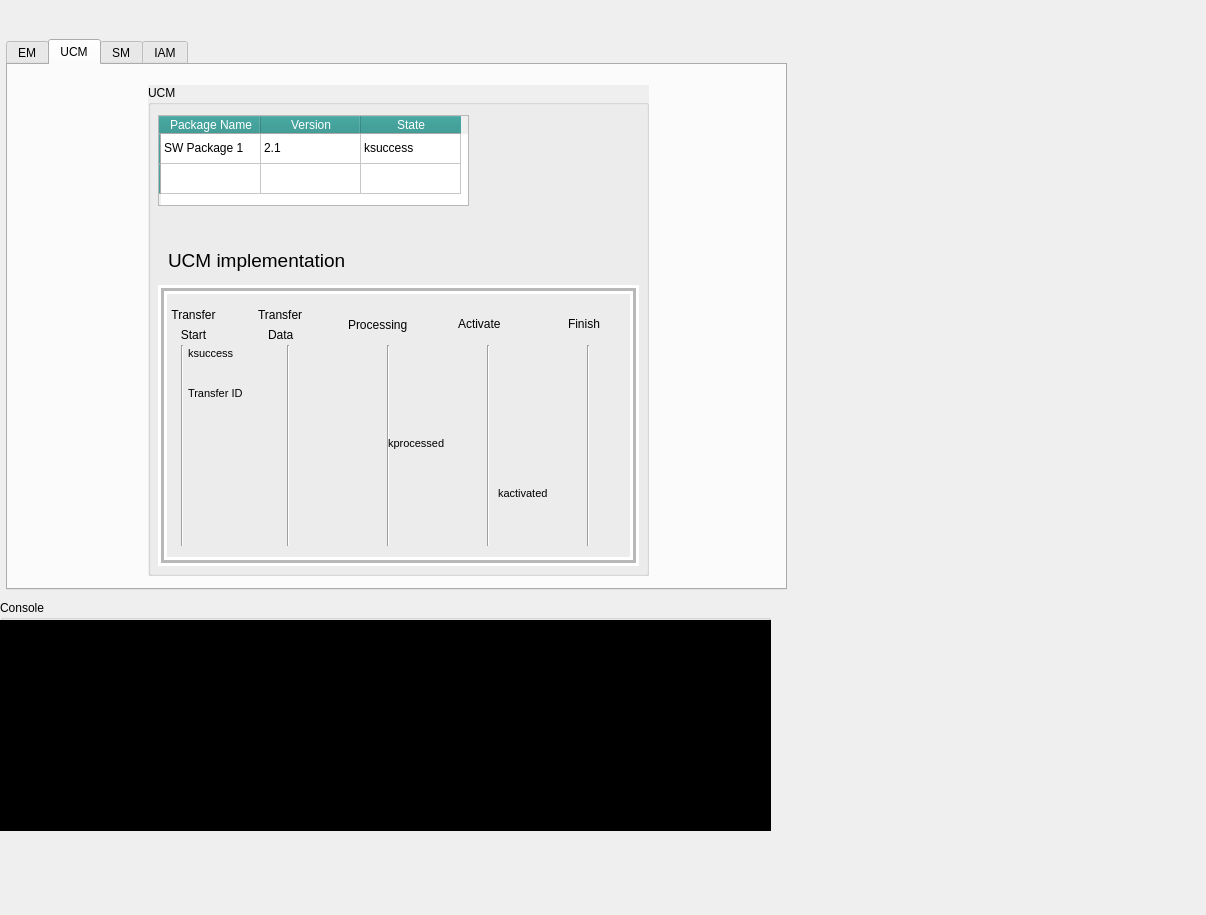
Old version of the form simulation/mainwindow.ui in the repository ShamsElgohary/OTA-Adaptive-AUTOSAR-Project.
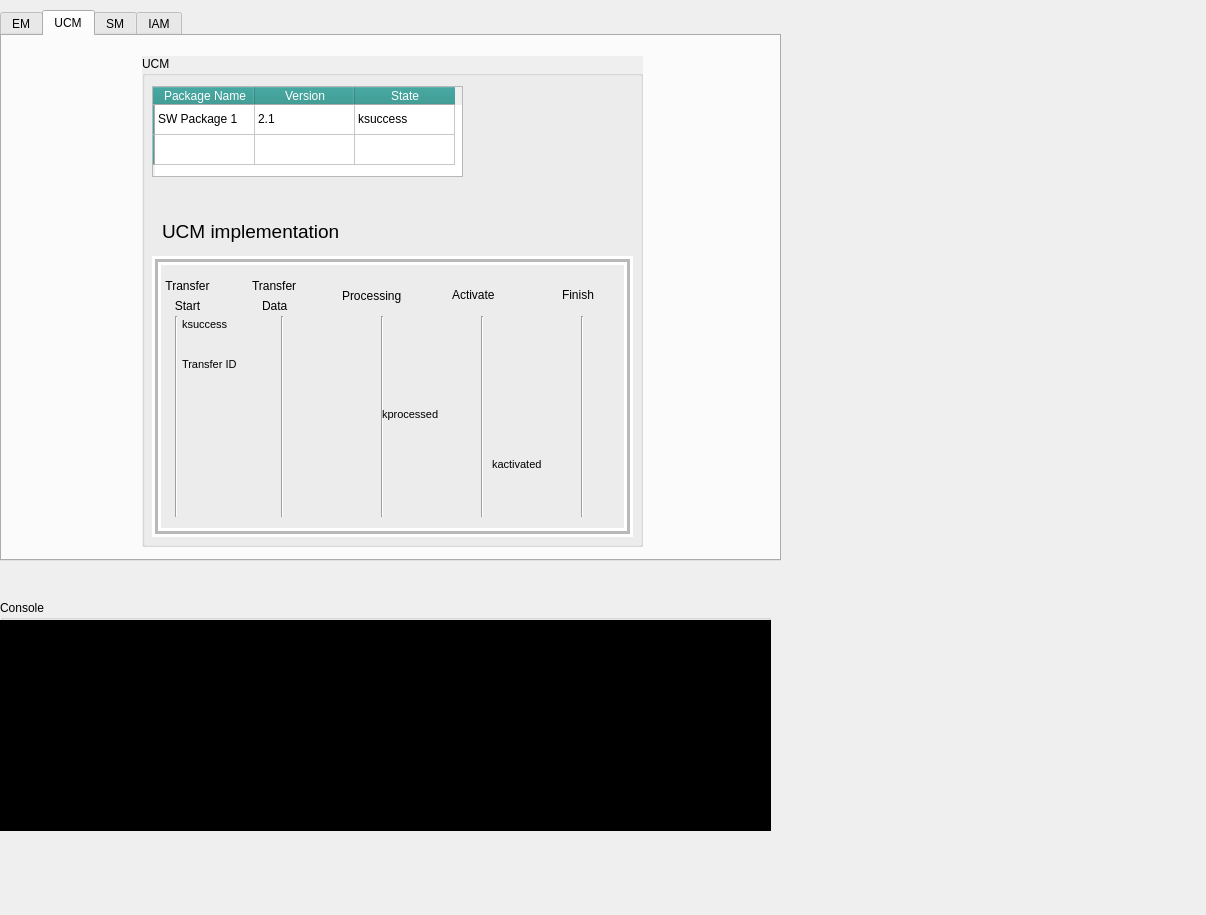
New version of the form. The open tabs and pages were chosen to show the change. Icons and pictures are not drawn.

Diff of the .ui file:
```diff
--- a/simulation/mainwindow.ui
+++ b/simulation/mainwindow.ui
@@ -16,8 +16,8 @@
   <widget class="QTabWidget" name="tabWidget">
    <property name="geometry">
     <rect>
-     <x>6</x>
-     <y>39</y>
+     <x>0</x>
+     <y>10</y>
      <width>781</width>
      <height>551</height>
     </rect>
@@ -434,15 +434,6 @@
            </color>
           </brush>
          </colorrole>
-         <colorrole role="Text">
-          <brush brushstyle="SolidPattern">
-           <color alpha="255">
-            <red>0</red>
-            <green>0</green>
-            <blue>0</blue>
-           </color>
-          </brush>
-         </colorrole>
          <colorrole role="ButtonText">
           <brush brushstyle="SolidPattern">
            <color alpha="255">
@@ -508,15 +499,6 @@
            </color>
           </brush>
          </colorrole>
-         <colorrole role="Text">
-          <brush brushstyle="SolidPattern">
-           <color alpha="255">
-            <red>0</red>
-            <green>0</green>
-            <blue>0</blue>
-           </color>
-          </brush>
-         </colorrole>
          <colorrole role="ButtonText">
           <brush brushstyle="SolidPattern">
            <color alpha="255">
@@ -582,15 +564,6 @@
            </color>
           </brush>
          </colorrole>
-         <colorrole role="Text">
-          <brush brushstyle="SolidPattern">
-           <color alpha="255">
-            <red>34</red>
-            <green>145</green>
-            <blue>139</blue>
-           </color>
-          </brush>
-         </colorrole>
          <colorrole role="ButtonText">
           <brush brushstyle="SolidPattern">
            <color alpha="255">
@@ -692,15 +665,6 @@
       <property name="palette">
        <palette>
         <active>
-         <colorrole role="Light">
-          <brush brushstyle="SolidPattern">
-           <color alpha="255">
-            <red>255</red>
-            <green>255</green>
-            <blue>255</blue>
-           </color>
-          </brush>
-         </colorrole>
          <colorrole role="Shadow">
           <brush brushstyle="SolidPattern">
            <color alpha="255">
@@ -721,15 +685,6 @@
          </colorrole>
         </active>
         <inactive>
-         <colorrole role="Light">
-          <brush brushstyle="SolidPattern">
-           <color alpha="255">
-            <red>255</red>
-            <green>255</green>
-            <blue>255</blue>
-           </color>
-          </brush>
-         </colorrole>
          <colorrole role="Shadow">
           <brush brushstyle="SolidPattern">
            <color alpha="255">
@@ -750,15 +705,6 @@
          </colorrole>
         </inactive>
         <disabled>
-         <colorrole role="Light">
-          <brush brushstyle="SolidPattern">
-           <color alpha="255">
-            <red>255</red>
-            <green>255</green>
-            <blue>255</blue>
-           </color>
-          </brush>
-         </colorrole>
          <colorrole role="Shadow">
           <brush brushstyle="SolidPattern">
            <color alpha="255">
@@ -805,39 +751,9 @@
       </property>
       <property name="palette">
        <palette>
-        <active>
-         <colorrole role="Light">
-          <brush brushstyle="SolidPattern">
-           <color alpha="255">
-            <red>255</red>
-            <green>255</green>
-            <blue>255</blue>
-           </color>
-          </brush>
-         </colorrole>
-        </active>
-        <inactive>
-         <colorrole role="Light">
-          <brush brushstyle="SolidPattern">
-           <color alpha="255">
-            <red>255</red>
-            <green>255</green>
-            <blue>255</blue>
-           </color>
-          </brush>
-         </colorrole>
-        </inactive>
-        <disabled>
-         <colorrole role="Light">
-          <brush brushstyle="SolidPattern">
-           <color alpha="255">
-            <red>255</red>
-            <green>255</green>
-            <blue>255</blue>
-           </color>
-          </brush>
-         </colorrole>
-        </disabled>
+        <active/>
+        <inactive/>
+        <disabled/>
        </palette>
       </property>
       <property name="lineWidth">
@@ -858,39 +774,9 @@
       </property>
       <property name="palette">
        <palette>
-        <active>
-         <colorrole role="Light">
-          <brush brushstyle="SolidPattern">
-           <color alpha="255">
-            <red>255</red>
-            <green>255</green>
-            <blue>255</blue>
-           </color>
-          </brush>
-         </colorrole>
-        </active>
-        <inactive>
-         <colorrole role="Light">
-          <brush brushstyle="SolidPattern">
-           <color alpha="255">
-            <red>255</red>
-            <green>255</green>
-            <blue>255</blue>
-           </color>
-          </brush>
-         </colorrole>
-        </inactive>
-        <disabled>
-         <colorrole role="Light">
-          <brush brushstyle="SolidPattern">
-           <color alpha="255">
-            <red>255</red>
-            <green>255</green>
-            <blue>255</blue>
-           </color>
-          </brush>
-         </colorrole>
-        </disabled>
+        <active/>
+        <inactive/>
+        <disabled/>
        </palette>
       </property>
       <property name="orientation">
@@ -908,39 +794,9 @@
       </property>
       <property name="palette">
        <palette>
-        <active>
-         <colorrole role="Light">
-          <brush brushstyle="SolidPattern">
-           <color alpha="255">
-            <red>255</red>
-            <green>255</green>
-            <blue>255</blue>
-           </color>
-          </brush>
-         </colorrole>
-        </active>
-        <inactive>
-         <colorrole role="Light">
-          <brush brushstyle="SolidPattern">
-           <color alpha="255">
-            <red>255</red>
-            <green>255</green>
-            <blue>255</blue>
-           </color>
-          </brush>
-         </colorrole>
-        </inactive>
-        <disabled>
-         <colorrole role="Light">
-          <brush brushstyle="SolidPattern">
-           <color alpha="255">
-            <red>255</red>
-            <green>255</green>
-            <blue>255</blue>
-           </color>
-          </brush>
-         </colorrole>
-        </disabled>
+        <active/>
+        <inactive/>
+        <disabled/>
        </palette>
       </property>
       <property name="orientation">
@@ -958,39 +814,9 @@
       </property>
       <property name="palette">
        <palette>
-        <active>
-         <colorrole role="Light">
-          <brush brushstyle="SolidPattern">
-           <color alpha="255">
-            <red>255</red>
-            <green>255</green>
-            <blue>255</blue>
-           </color>
-          </brush>
-         </colorrole>
-        </active>
-        <inactive>
-         <colorrole role="Light">
-          <brush brushstyle="SolidPattern">
-           <color alpha="255">
-            <red>255</red>
-            <green>255</green>
-            <blue>255</blue>
-           </color>
-          </brush>
-         </colorrole>
-        </inactive>
-        <disabled>
-         <colorrole role="Light">
-          <brush brushstyle="SolidPattern">
-           <color alpha="255">
-            <red>255</red>
-            <green>255</green>
-            <blue>255</blue>
-           </color>
-          </brush>
-         </colorrole>
-        </disabled>
+        <active/>
+        <inactive/>
+        <disabled/>
        </palette>
       </property>
       <property name="orientation">
@@ -1275,15 +1101,6 @@
            </color>
           </brush>
          </colorrole>
-         <colorrole role="Light">
-          <brush brushstyle="SolidPattern">
-           <color alpha="255">
-            <red>255</red>
-            <green>255</green>
-            <blue>255</blue>
-           </color>
-          </brush>
-         </colorrole>
          <colorrole role="Midlight">
           <brush brushstyle="SolidPattern">
            <color alpha="255">
@@ -1302,24 +1119,6 @@
            </color>
           </brush>
          </colorrole>
-         <colorrole role="Text">
-          <brush brushstyle="SolidPattern">
-           <color alpha="255">
-            <red>0</red>
-            <green>0</green>
-            <blue>0</blue>
-           </color>
-          </brush>
-         </colorrole>
-         <colorrole role="ButtonText">
-          <brush brushstyle="SolidPattern">
-           <color alpha="255">
-            <red>0</red>
-            <green>0</green>
-            <blue>0</blue>
-           </color>
-          </brush>
-         </colorrole>
          <colorrole role="PlaceholderText">
           <brush brushstyle="NoBrush">
            <color alpha="128">
@@ -1340,15 +1139,6 @@
            </color>
           </brush>
          </colorrole>
-         <colorrole role="Light">
-          <brush brushstyle="SolidPattern">
-           <color alpha="255">
-            <red>255</red>
-            <green>255</green>
-            <blue>255</blue>
-           </color>
-          </brush>
-         </colorrole>
          <colorrole role="Midlight">
           <brush brushstyle="SolidPattern">
            <color alpha="255">
@@ -1367,24 +1157,6 @@
            </color>
           </brush>
          </colorrole>
-         <colorrole role="Text">
-          <brush brushstyle="SolidPattern">
-           <color alpha="255">
-            <red>0</red>
-            <green>0</green>
-            <blue>0</blue>
-           </color>
-          </brush>
-         </colorrole>
-         <colorrole role="ButtonText">
-          <brush brushstyle="SolidPattern">
-           <color alpha="255">
-            <red>0</red>
-            <green>0</green>
-            <blue>0</blue>
-           </color>
-          </brush>
-         </colorrole>
          <colorrole role="PlaceholderText">
           <brush brushstyle="NoBrush">
            <color alpha="128">
@@ -1405,15 +1177,6 @@
            </color>
           </brush>
          </colorrole>
-         <colorrole role="Light">
-          <brush brushstyle="SolidPattern">
-           <color alpha="255">
-            <red>255</red>
-            <green>255</green>
-            <blue>255</blue>
-           </color>
-          </brush>
-         </colorrole>
          <colorrole role="Midlight">
           <brush brushstyle="SolidPattern">
            <color alpha="255">
@@ -1432,24 +1195,6 @@
            </color>
           </brush>
          </colorrole>
-         <colorrole role="Text">
-          <brush brushstyle="SolidPattern">
-           <color alpha="255">
-            <red>255</red>
-            <green>255</green>
-            <blue>255</blue>
-           </color>
-          </brush>
-         </colorrole>
-         <colorrole role="ButtonText">
-          <brush brushstyle="SolidPattern">
-           <color alpha="255">
-            <red>255</red>
-            <green>255</green>
-            <blue>255</blue>
-           </color>
-          </brush>
-         </colorrole>
          <colorrole role="PlaceholderText">
           <brush brushstyle="NoBrush">
            <color alpha="128">
```
Left out of the diff: 165 changed lines with no effect on the pictures.
